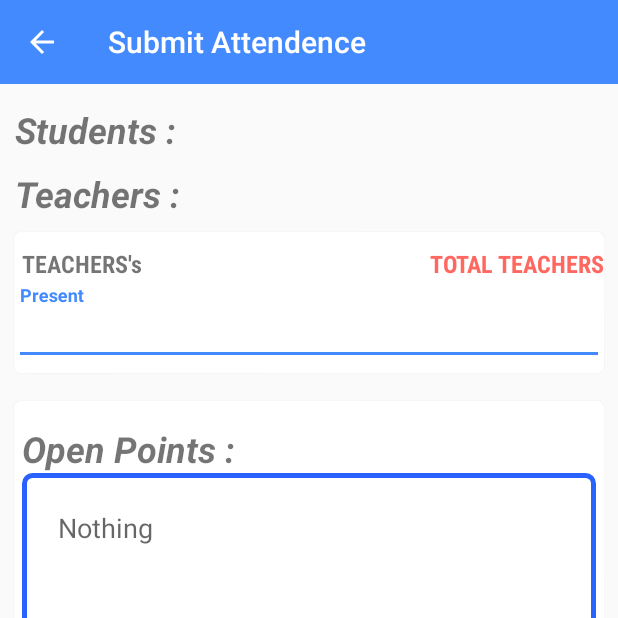
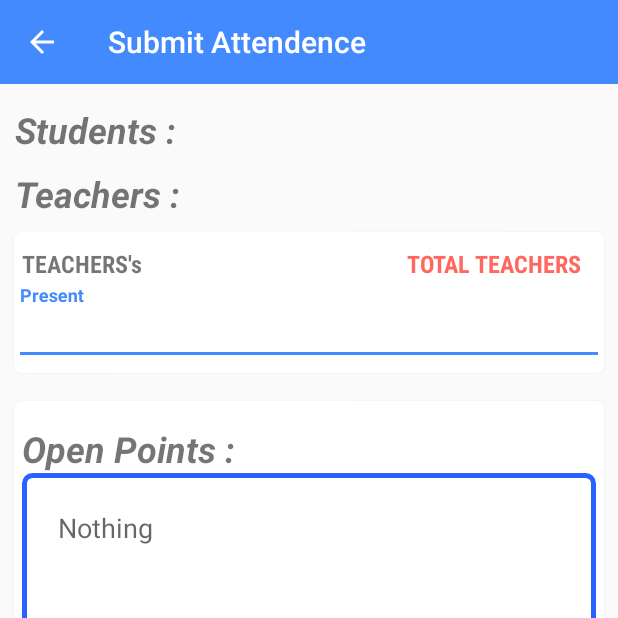
Before and after one commit to thakurProjects787/ApnaSchool, an Android app: the UpdateAttendenceStatus screen opened directly, with no data from a screen before it, on a phone screen of 412 x 824 dp, the top half of it. Run offline under Robolectric (Android 15) with nearby library versions, the phone set to English and light mode, and no system bars; our stand-ins replace Firebase (no records; nobody signed in at launch, a user with empty details on screens opened directly).

Commit message:
Changes in layout right margin

```diff
--- a/app/src/main/res/layout/content_update_attendence_status.xml
+++ b/app/src/main/res/layout/content_update_attendence_status.xml
@@ -47,6 +47,7 @@
                     android:layout_width="match_parent"
                     android:layout_height="wrap_content"
                     android:layout_marginTop="10dp"
+                    android:layout_marginRight="10dp"
                     android:orientation="horizontal">
 
 
@@ -120,6 +121,7 @@
                     android:layout_width="match_parent"
                     android:layout_height="wrap_content"
                     android:layout_marginTop="10dp"
+                    android:layout_marginRight="10dp"
                     android:orientation="horizontal">
 
 
@@ -193,6 +195,7 @@
                     android:layout_width="match_parent"
                     android:layout_height="wrap_content"
                     android:layout_marginTop="10dp"
+                    android:layout_marginRight="10dp"
                     android:orientation="horizontal">
 
 
@@ -266,6 +269,7 @@
                     android:layout_width="match_parent"
                     android:layout_height="wrap_content"
                     android:layout_marginTop="10dp"
+                    android:layout_marginRight="10dp"
                     android:orientation="horizontal">
 
 
@@ -339,6 +343,7 @@
                     android:layout_width="match_parent"
                     android:layout_height="wrap_content"
                     android:layout_marginTop="10dp"
+                    android:layout_marginRight="10dp"
                     android:orientation="horizontal">
 
 
@@ -412,6 +417,7 @@
                     android:layout_width="match_parent"
                     android:layout_height="wrap_content"
                     android:layout_marginTop="10dp"
+                    android:layout_marginRight="10dp"
                     android:orientation="horizontal">
 
 
@@ -485,6 +491,7 @@
                     android:layout_width="match_parent"
                     android:layout_height="wrap_content"
                     android:layout_marginTop="10dp"
+                    android:layout_marginRight="10dp"
                     android:orientation="horizontal">
 
 
@@ -558,6 +565,7 @@
                     android:layout_width="match_parent"
                     android:layout_height="wrap_content"
                     android:layout_marginTop="10dp"
+                    android:layout_marginRight="10dp"
                     android:orientation="horizontal">
 
 
@@ -631,6 +639,7 @@
                     android:layout_width="match_parent"
                     android:layout_height="wrap_content"
                     android:layout_marginTop="10dp"
+                    android:layout_marginRight="10dp"
                     android:orientation="horizontal">
 
 
@@ -704,6 +713,7 @@
                     android:layout_width="match_parent"
                     android:layout_height="wrap_content"
                     android:layout_marginTop="10dp"
+                    android:layout_marginRight="10dp"
                     android:orientation="horizontal">
 
 
@@ -777,6 +787,7 @@
                     android:layout_width="match_parent"
                     android:layout_height="wrap_content"
                     android:layout_marginTop="10dp"
+                    android:layout_marginRight="10dp"
                     android:orientation="horizontal">
 
 
@@ -850,6 +861,7 @@
                     android:layout_width="match_parent"
                     android:layout_height="wrap_content"
                     android:layout_marginTop="10dp"
+                    android:layout_marginRight="10dp"
                     android:orientation="horizontal">
 
 
@@ -935,6 +947,7 @@
                     android:layout_width="match_parent"
                     android:layout_height="wrap_content"
                     android:layout_marginTop="10dp"
+                    android:layout_marginRight="15dp"
                     android:orientation="horizontal">
 
 
--- a/app/src/main/res/layout/content_update_mdmstatus.xml
+++ b/app/src/main/res/layout/content_update_mdmstatus.xml
@@ -37,6 +37,7 @@
                     android:layout_width="match_parent"
                     android:layout_height="wrap_content"
                     android:layout_marginTop="10dp"
+                    android:layout_marginRight="10dp"
                     android:orientation="horizontal">
 
 
@@ -122,6 +123,7 @@
                     android:layout_width="match_parent"
                     android:layout_height="wrap_content"
                     android:layout_marginTop="10dp"
+                    android:layout_marginRight="10dp"
                     android:orientation="horizontal">
 
 
--- a/app/src/main/res/layout/model_show_all_achivments.xml
+++ b/app/src/main/res/layout/model_show_all_achivments.xml
@@ -33,8 +33,7 @@
                     android:fontFamily="sans-serif-condensed"
                     android:text="Achivment Date"
                     android:textAlignment="viewEnd"
-                    android:textSize="14sp"
-                    android:textStyle="normal|bold" />
+                    android:textSize="14sp" />
 
             </LinearLayout>
 
```
Also changed, not shown: app/src/main/java/com/projects/thakur/apnaschool/Auth/StartUpActivity.java (+14 -15 lines).
